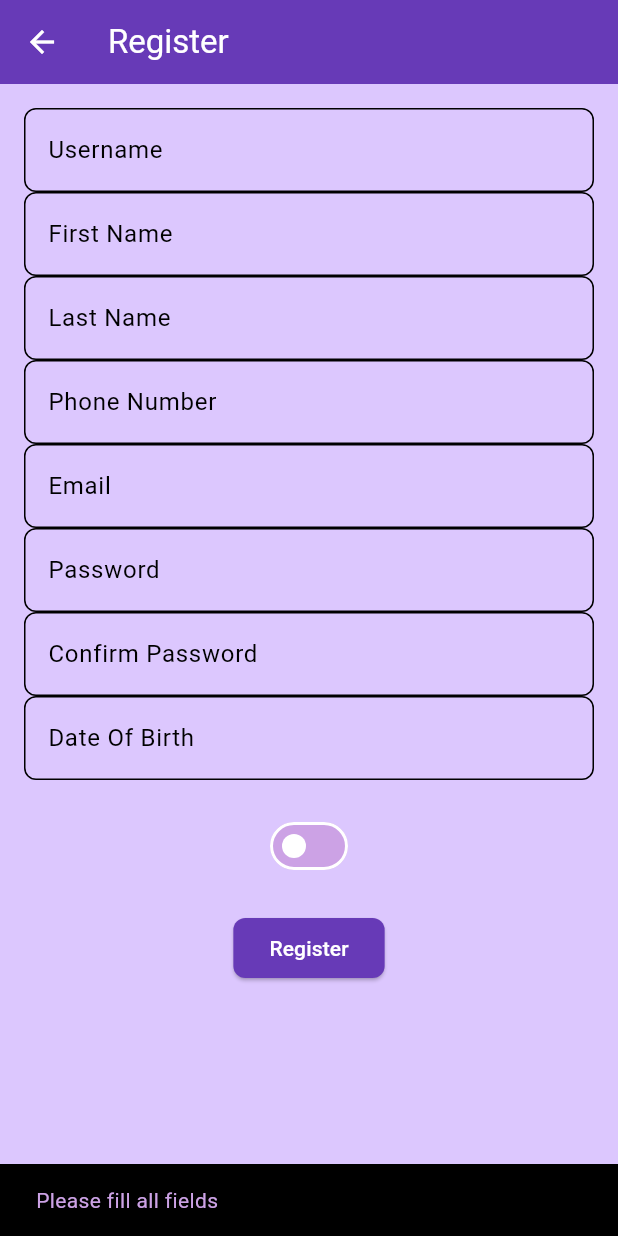
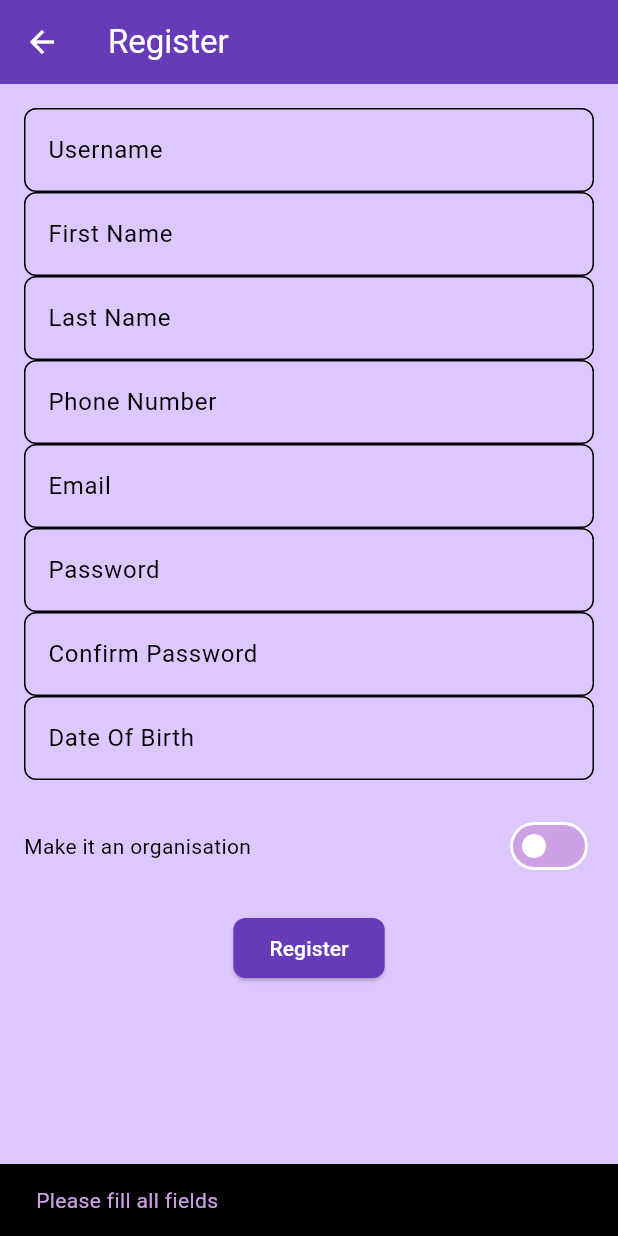
Before and after one commit to Uni-Pulse/uni_pulse, a Flutter app: the RegisterScreen screen opened directly, after a tap on "Register", on a phone screen of 412 x 824 dp. Run offline on Flutter 3.47's test engine with Material 3 defaults, Android fonts, the light colour scheme and no system bars; our stand-ins replace cloud_firestore, firebase_auth, firebase_core, flutter_riverpod, image_picker; accounts and stored records are empty.

Commit message:
Update register_Screen.dart
made it so it says "make it an organisation"

```diff
--- a/lib/Screens/initializing/register_Screen.dart
+++ b/lib/Screens/initializing/register_Screen.dart
@@ -1,22 +1,16 @@
 import 'package:flutter/material.dart';
 import 'package:uni_pulse/Providers/events_provider.dart';
-// import 'package:firebase_core/firebase_core.dart';
 import 'package:flutter_riverpod/flutter_riverpod.dart';
-
 import 'package:uni_pulse/Screens/initializing/login.dart';
-
 
 class RegisterScreen extends ConsumerStatefulWidget {
   const RegisterScreen({super.key});
 
   @override
-  ConsumerState<RegisterScreen> createState() {
-    return _RegisterScreenState();
-  }
+  ConsumerState<RegisterScreen> createState() => _RegisterScreenState();
 }
 
 class _RegisterScreenState extends ConsumerState<RegisterScreen> {
-  // final _formKey = GlobalKey<FormState>();
   final TextEditingController _firstNameController = TextEditingController();
   final TextEditingController _lastNameController = TextEditingController();
   final TextEditingController _phoneNumberController = TextEditingController();
@@ -26,7 +20,6 @@ class _RegisterScreenState extends ConsumerState<RegisterScreen> {
   final TextEditingController _dobController = TextEditingController();
   final TextEditingController _usernameController = TextEditingController();
   bool isOrganisation = false;
-
   DateTime? _selectedDate;
 
   Future<void> _selectDate(BuildContext context) async {
@@ -39,30 +32,10 @@ class _RegisterScreenState extends ConsumerState<RegisterScreen> {
     if (picked != _selectedDate) {
       setState(() {
         _selectedDate = picked;
-        _dobController.text =
-            "${_selectedDate!.day}/${_selectedDate!.month}/${_selectedDate!.year}";
+        _dobController.text = "${_selectedDate!.day}/${_selectedDate!.month}/${_selectedDate!.year}";
       });
     }
   }
-
-  // Future<void> _registerUser() async {
-  //   if (_formKey.currentState!.validate()) {
-  //     try {
-
-  //       // await FirebaseAuth.instance.createUserWithEmailAndPassword(
-  //       //   email: _emailController.text.trim(),
-  //       //   password: _passwordController.text.trim(),
-  //       // );
-  //       ScaffoldMessenger.of(context).showSnackBar(
-  //         const SnackBar(content: Text("Registration Successful!")),
-  //       );
-  //     } catch (e) {
-  //       ScaffoldMessenger.of(context).showSnackBar(
-  //         SnackBar(content: Text("Error: ${e.toString()}")),
-  //       );
-  //     }
-  //   }
-  // }
 
   void _saveAccount() async {
     if (_firstNameController.text.isEmpty ||
@@ -101,19 +74,13 @@ class _RegisterScreenState extends ConsumerState<RegisterScreen> {
         SnackBar(content: Text("Registration failed: $errorMessage")),
       );
       return;
-    }
-    else{
+    } else {
       ScaffoldMessenger.of(context).showSnackBar(
         const SnackBar(content: Text("Registration Successful!")),
       );
-    Navigator.of(context).push(MaterialPageRoute(
-        builder: (ctx) => const AuthScreen())); //_registerUser,
+      Navigator.of(context).push(MaterialPageRoute(builder: (ctx) => const AuthScreen()));
     }
   }
-
-
-
-
 
   @override
   Widget build(BuildContext context) {
@@ -125,7 +92,6 @@ class _RegisterScreenState extends ConsumerState<RegisterScreen> {
       body: Padding(
         padding: const EdgeInsets.all(16.0),
         child: Form(
-          // key: _formKey,
           child: Column(
             children: [
               TextFormField(
@@ -202,8 +168,7 @@ class _RegisterScreenState extends ConsumerState<RegisterScreen> {
               ),
               TextFormField(
                 controller: _confirmPasswordController,
-                decoration:
-                    const InputDecoration(labelText: "Confirm Password"),
+                decoration: const InputDecoration(labelText: "Confirm Password"),
                 obscureText: true,
                 validator: (value) {
                   if (value != _passwordController.text) {
@@ -225,6 +190,10 @@ class _RegisterScreenState extends ConsumerState<RegisterScreen> {
                 },
               ),
               const SizedBox(height: 20),
+              Row(
+                mainAxisAlignment: MainAxisAlignment.spaceBetween,
+                children: [
+                  const Text("Make it an organisation"),
                   Switch(
                     value: isOrganisation,
                     onChanged: (bool value) {
@@ -233,6 +202,8 @@ class _RegisterScreenState extends ConsumerState<RegisterScreen> {
                       });
                     },
                     activeColor: Theme.of(context).colorScheme.primary,
+                  ),
+                ],
               ),
               const SizedBox(height: 20),
               ElevatedButton(
@@ -246,5 +217,3 @@ class _RegisterScreenState extends ConsumerState<RegisterScreen> {
     );
   }
 }
-
-// test commit
```
Lines whose indentation alone changed are shown as unchanged.
